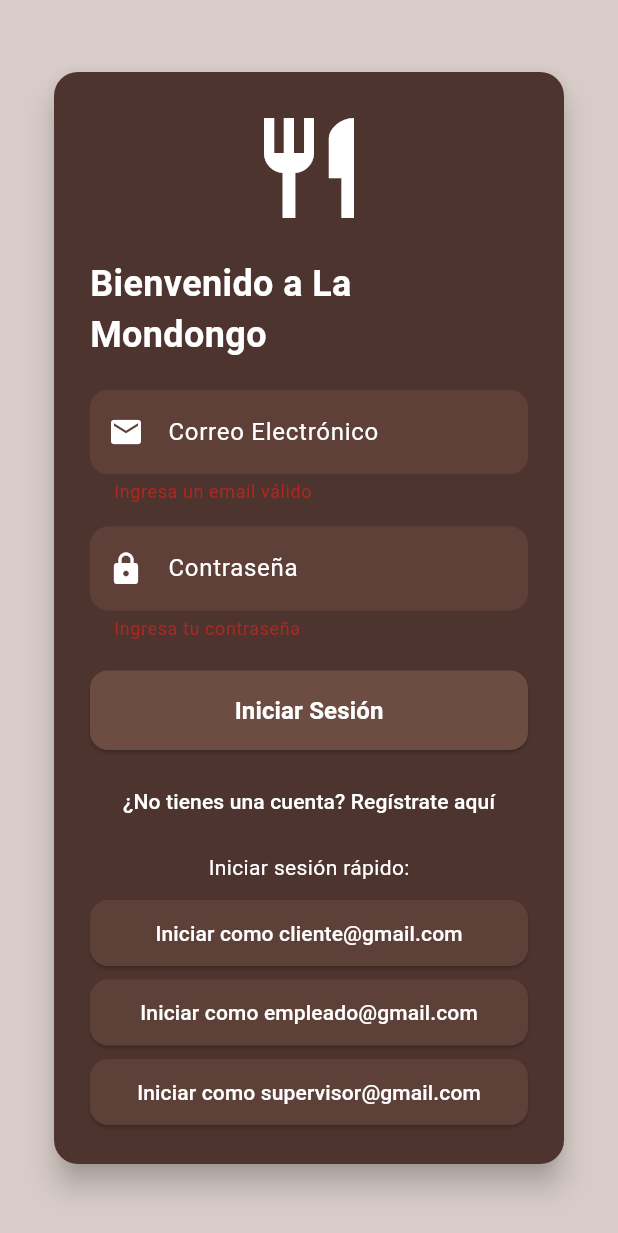
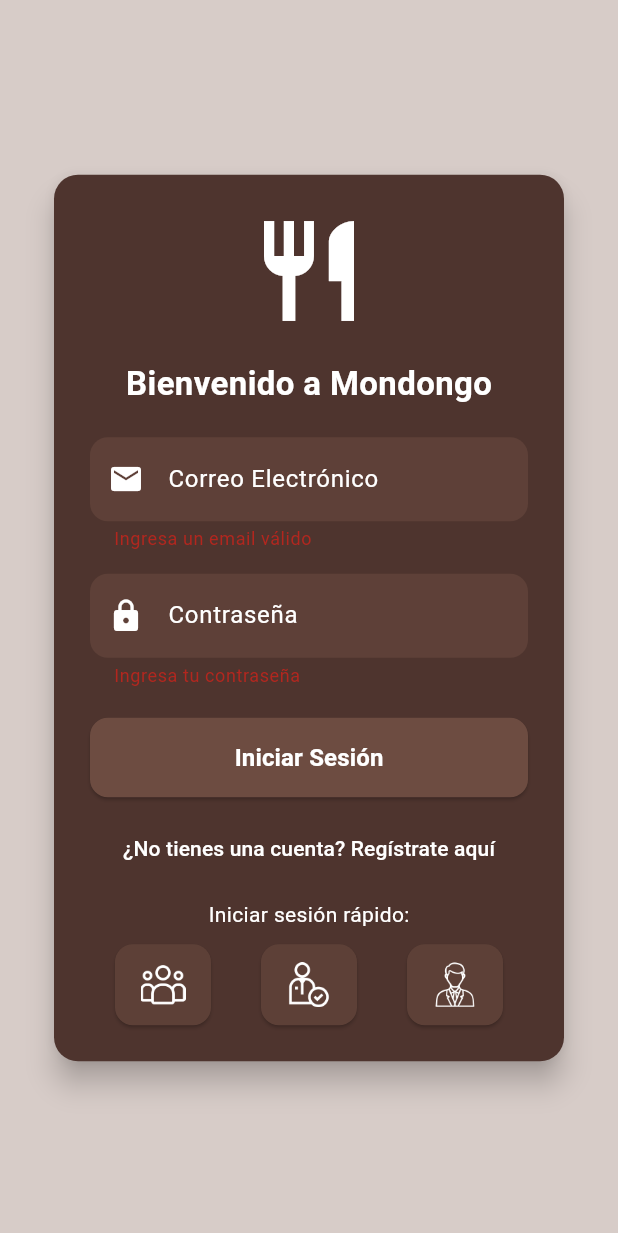
Before and after one commit to Smiriglia/mondongo-2024, a Flutter app: the screen it shows after launch, after a tap on "Iniciar Sesión", on a phone screen of 412 x 824 dp. Shown: the top 1233 px of the screen. Run offline on Flutter 3.47's test engine with Material 3 defaults, Android fonts, the phone set to English and light mode, and no system bars; our stand-ins replace auto_route, flutter_dotenv, get_it, image_picker, qr_flutter, supabase_flutter; missing offline and left inert: mobile_scanner; accounts and stored records are empty; statements that could not run were skipped.

Commit message:
fix palabras en ingles y abreviadas y cambio de texto a imagenes en el login rapido

```diff
--- a/lib/view/screens/home.dart
+++ b/lib/view/screens/home.dart
@@ -21,7 +21,7 @@ class HomePage extends StatelessWidget {
             ),
             SizedBox(width: 8),
             Text(
-              'Restaurante La Mondongo',
+              'Restaurante Mondongo',
               style:
                   TextStyle(color: Colors.white, fontWeight: FontWeight.bold),
             ),
--- a/lib/view/screens/login.dart
+++ b/lib/view/screens/login.dart
@@ -47,9 +47,9 @@ class _LoginPageState extends State<LoginPage> {
                     Icon(Icons.restaurant, size: 80, color: Colors.white),
                     SizedBox(height: 20),
                     Text(
-                      'Bienvenido a La Mondongo',
+                      'Bienvenido a Mondongo',
                       style: TextStyle(
-                        fontSize: 24,
+                        fontSize: 22,
                         fontWeight: FontWeight.bold,
                         color: Colors.white,
                       ),
@@ -140,11 +140,15 @@ class _LoginPageState extends State<LoginPage> {
                       style: TextStyle(color: Colors.white),
                     ),
                     SizedBox(height: 10),
-                    _buildQuickLoginButton('cliente@gmail.com', '112233'),
-                    SizedBox(height: 5),
-                    _buildQuickLoginButton('empleado@gmail.com', '112233'),
-                    SizedBox(height: 5),
-                    _buildQuickLoginButton('supervisor@gmail.com', '112233'),
+                    Row(
+                      mainAxisAlignment: MainAxisAlignment.spaceAround,
+                      crossAxisAlignment: CrossAxisAlignment.center,
+                      children: [
+                        _buildQuickLoginButton('cliente@gmail.com', '112233','cliente'),
+                        _buildQuickLoginButton('empleado@gmail.com', '112233', 'empleado'),
+                        _buildQuickLoginButton('supervisor@gmail.com', '112233', 'supervisor'),
+                      ],
+                    ),
                     if (_errorMessage.isNotEmpty)
                       Padding(
                         padding: const EdgeInsets.only(top: 10),
@@ -163,9 +167,9 @@ class _LoginPageState extends State<LoginPage> {
     );
   }
 
-  Widget _buildQuickLoginButton(String email, String password) {
+  Widget _buildQuickLoginButton(String email, String password, String role) {
     return SizedBox(
-      width: double.infinity,
+      // width: double.infinity,
       child: ElevatedButton(
         onPressed: () {
           setState(() {
@@ -180,12 +184,10 @@ class _LoginPageState extends State<LoginPage> {
           ),
           backgroundColor: Colors.brown[700],
         ),
-        child: Text(
-          'Iniciar como $email',
-          style: TextStyle(
-            color: Colors.white,
-            fontSize: 14,
-          ),
+        child: Image.asset(
+          'assets/login/$role.png',
+          color: Colors.white,
+          width: 30,
         ),
       ),
     );
--- a/lib/view/screens/register_empleado.dart
+++ b/lib/view/screens/register_empleado.dart
@@ -137,6 +137,7 @@ class _RegisterEmpleadoPageState extends State<RegisterEmpleadoPage> {
               key: _formKey,
               child: ListView(
                 children: [
+                  SizedBox(height: 5),
                   // Nombre
                   TextFormField(
                     decoration: _inputDecoration('Nombre', Icons.person),
--- a/lib/view/screens/splash.dart
+++ b/lib/view/screens/splash.dart
@@ -203,7 +203,7 @@ class _SplashPageState extends State<SplashPage> with TickerProviderStateMixin {
                         const SizedBox(height: 10),
                         // Nombres de Bosco Massimo y Smiriglia Fausto
                         Text(
-                          'Bosco Massimo & Smiriglia Fausto',
+                          'Bosco Massimo y Smiriglia Fausto',
                           style: AppTypography.bodyText1.copyWith(
                             color: Colors.black,
                             fontSize: 18,
--- a/pubspec.yaml
+++ b/pubspec.yaml
@@ -38,10 +38,8 @@ flutter:
 
   assets:
     - .env
-    - assets/icon.png
-    - assets/1.png
-    - assets/2.png
-    - assets/3.png
+    - assets/login/
+    - assets/
 
 
   # An image asset can refer to one or more resolution-specific "variants", see
```
Also changed, not shown: assets/login/cliente.png (added), assets/login/empleado.png (added), assets/login/supervisor.png (added).
